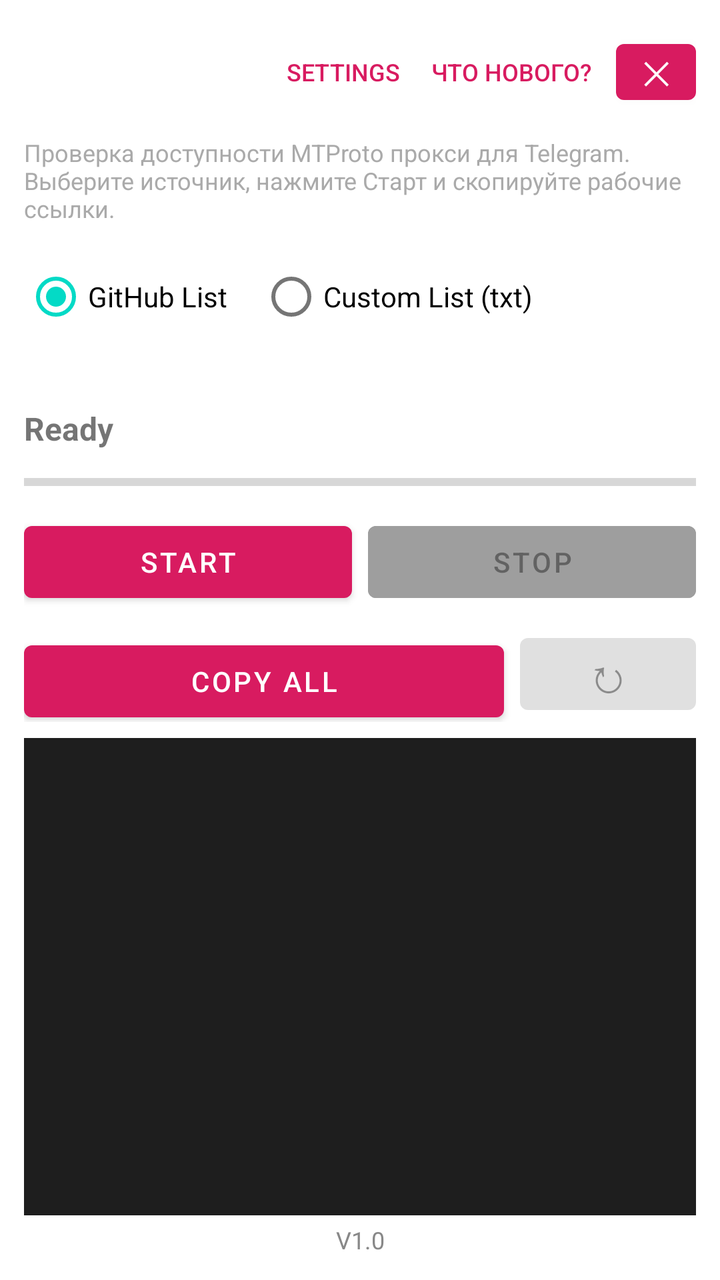
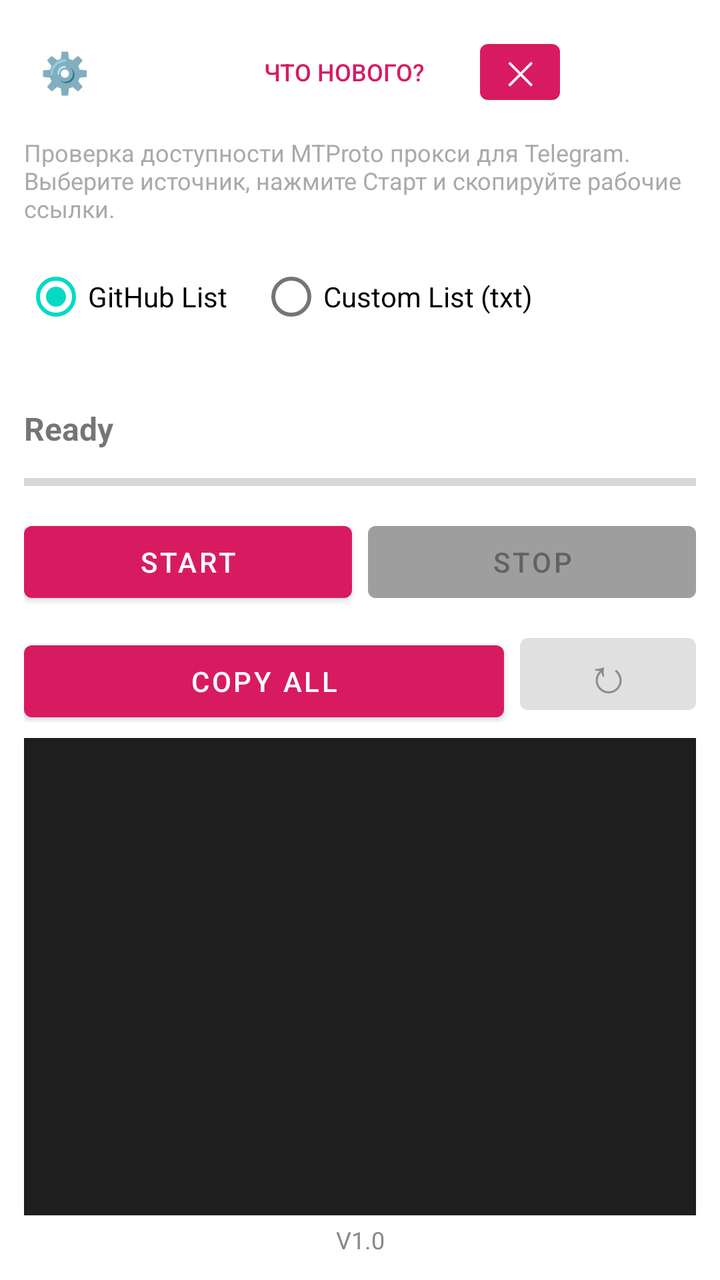

Before-and-after screenshots of an Android layout around one commit, followed by the original layout XML and the change that was made.
<!-- AndroidManifest.xml: application theme Theme.MtChecker -->
<!-- res/layout/activity_main.xml -->
<?xml version="1.0" encoding="utf-8"?>
<LinearLayout xmlns:android="http://schemas.android.com/apk/res/android"
    android:layout_width="match_parent"
    android:layout_height="match_parent"
    android:orientation="vertical"
    android:padding="12dp">

    
    <LinearLayout
        android:layout_width="match_parent"
        android:layout_height="wrap_content"
        android:orientation="horizontal"
        android:gravity="end|center_vertical"
        android:layout_marginBottom="8dp">

        <Button
            android:id="@+id/settingsButton"
            style="?android:attr/borderlessButtonStyle"
            android:layout_width="wrap_content"
            android:layout_height="wrap_content"
            android:text="@string/btn_settings"
            android:textColor="#D81B60"
            android:textSize="12sp"
            android:minWidth="0dp"
            android:paddingStart="8dp"
            android:paddingEnd="8dp"/>

        <Button
            android:id="@+id/whatsNewButton"
            style="?android:attr/borderlessButtonStyle"
            android:layout_width="wrap_content"
            android:layout_height="wrap_content"
            android:text="Что нового?"
            android:textColor="#D81B60"
            android:textSize="12sp"
            android:minWidth="0dp"
            android:paddingStart="8dp"
            android:paddingEnd="8dp"/>

        <Button
            android:id="@+id/updateButton"
            style="?android:attr/borderlessButtonStyle"
            android:layout_width="wrap_content"
            android:layout_height="wrap_content"
            android:text="Обновить"
            android:textColor="#4CAF50"
            android:textSize="12sp"
            android:minWidth="0dp"
            android:paddingStart="8dp"
            android:paddingEnd="8dp"
            android:visibility="gone" />

        <Button
            android:id="@+id/exitButton"
            android:layout_width="wrap_content"
            android:layout_height="40dp"
            android:text="✕"
            android:textSize="16sp"
            android:padding="0dp"
            android:minWidth="40dp"
            android:layout_marginStart="4dp"/>
    </LinearLayout>

    
    <TextView
        android:layout_width="match_parent"
        android:layout_height="wrap_content"
        android:text="Проверка доступности MTProto прокси для Telegram. Выберите источник, нажмите Старт и скопируйте рабочие ссылки."
        android:textSize="12sp"
        android:textColor="#AAAAAA"
        android:layout_marginBottom="12dp"/>

    
    <RadioGroup
        android:id="@+id/sourceGroup"
        android:layout_width="match_parent"
        android:layout_height="wrap_content"
        android:orientation="horizontal"
        android:layout_marginBottom="8dp">
        <RadioButton
            android:id="@+id/radioGithub"
            android:layout_width="wrap_content"
            android:layout_height="wrap_content"
            android:text="@string/source_github"
            android:checked="true"
            android:layout_marginEnd="16dp"/>
        <RadioButton
            android:id="@+id/radioCustom"
            android:layout_width="wrap_content"
            android:layout_height="wrap_content"
            android:text="@string/source_custom"/>
    </RadioGroup>

    
    <TextView
        android:id="@+id/networkText"
        android:layout_width="match_parent"
        android:layout_height="wrap_content"
        android:textSize="14sp"
        android:textColor="#666666"
        android:layout_marginBottom="4dp"/>

    
    <LinearLayout
        android:layout_width="match_parent"
        android:layout_height="wrap_content"
        android:orientation="horizontal"
        android:layout_marginBottom="8dp"
        android:gravity="center_vertical">
        
        <TextView
            android:id="@+id/statusText"
            android:layout_width="0dp"
            android:layout_height="wrap_content"
            android:layout_weight="1"
            android:text="@string/status_ready"
            android:textSize="16sp"
            android:textStyle="bold"/>
            
        <Chronometer
            android:id="@+id/chronometer"
            android:layout_width="wrap_content"
            android:layout_height="wrap_content"
            android:textSize="16sp"
            android:visibility="gone"/>
    </LinearLayout>

    
    <ProgressBar
        android:id="@+id/progressBar"
        style="?android:attr/progressBarStyleHorizontal"
        android:layout_width="match_parent"
        android:layout_height="wrap_content"
        android:max="100"
        android:progress="0"
        android:layout_marginBottom="8dp"/>

    
    <LinearLayout
        android:layout_width="match_parent"
        android:layout_height="wrap_content"
        android:orientation="horizontal"
        android:layout_marginBottom="8dp">
        <Button
            android:id="@+id/startButton"
            android:layout_width="0dp"
            android:layout_height="wrap_content"
            android:layout_weight="1"
            android:text="@string/btn_start"
            android:layout_marginEnd="4dp"/>
        <Button
            android:id="@+id/stopButton"
            android:layout_width="0dp"
            android:layout_height="wrap_content"
            android:layout_weight="1"
            android:text="@string/btn_stop"
            android:enabled="false"
            android:backgroundTint="#9E9E9E"
            android:layout_marginStart="4dp"/>
    </LinearLayout>

    
    <LinearLayout
        android:layout_width="match_parent"
        android:layout_height="wrap_content"
        android:orientation="horizontal"
        android:layout_marginBottom="8dp">
        <Button
            android:id="@+id/copyAllButton"
            android:layout_width="0dp"
            android:layout_height="wrap_content"
            android:layout_weight="1"
            android:text="@string/btn_copy_all"
            android:layout_marginEnd="4dp"/>
        <Button
            android:id="@+id/recheckButton"
            android:layout_width="wrap_content"
            android:layout_height="wrap_content"
            android:text="↻" 
            android:textSize="24sp"
            android:paddingTop="0dp"
            android:paddingBottom="0dp"
            android:enabled="false"
            android:layout_marginStart="4dp"/>
    </LinearLayout>

    
    <androidx.recyclerview.widget.RecyclerView
        android:id="@+id/recyclerView"
        android:layout_width="match_parent"
        android:layout_height="0dp"
        android:layout_weight="1"
        android:background="#1E1E1E"/>

    
    <TextView
        android:id="@+id/versionText"
        android:layout_width="match_parent"
        android:layout_height="wrap_content"
        android:text="V1.0"
        android:textSize="12sp"
        android:textColor="#888888"
        android:gravity="center"
        android:layout_marginTop="4dp"/>

</LinearLayout>
<!-- resources referenced by this layout -->
<resources>
  <string name="btn_copy_all">Copy All</string>
  <string name="btn_settings">Settings</string>
  <string name="btn_start">Start</string>
  <string name="btn_stop">Stop</string>
  <string name="source_custom">Custom List (txt)</string>
  <string name="source_github">GitHub List</string>
  <string name="status_ready">Ready</string>
  <style name="Theme.MtChecker" parent="Theme.MaterialComponents.DayNight.NoActionBar">
          
          <item name="colorPrimary">#D81B60</item> 
          <item name="colorPrimaryVariant">#880E4F</item>
          <item name="colorOnPrimary">#FFFFFF</item>
      </style>
</resources>

<!-- the commit's change to res/layout/activity_main.xml (unified diff, before → after) -->
@@ -10,55 +10,82 @@
         android:layout_width="match_parent"
         android:layout_height="wrap_content"
         android:orientation="horizontal"
-        android:gravity="end|center_vertical"
-        android:layout_marginBottom="8dp">
-
-        <Button
-            android:id="@+id/settingsButton"
-            style="?android:attr/borderlessButtonStyle"
-            android:layout_width="wrap_content"
-            android:layout_height="wrap_content"
-            android:text="@string/btn_settings"
-            android:textColor="#D81B60"
-            android:textSize="12sp"
-            android:minWidth="0dp"
-            android:paddingStart="8dp"
-            android:paddingEnd="8dp"/>
-
-        <Button
-            android:id="@+id/whatsNewButton"
-            style="?android:attr/borderlessButtonStyle"
-            android:layout_width="wrap_content"
-            android:layout_height="wrap_content"
-            android:text="Что нового?"
-            android:textColor="#D81B60"
-            android:textSize="12sp"
-            android:minWidth="0dp"
-            android:paddingStart="8dp"
-            android:paddingEnd="8dp"/>
-
-        <Button
-            android:id="@+id/updateButton"
-            style="?android:attr/borderlessButtonStyle"
-            android:layout_width="wrap_content"
-            android:layout_height="wrap_content"
-            android:text="Обновить"
-            android:textColor="#4CAF50"
-            android:textSize="12sp"
-            android:minWidth="0dp"
-            android:paddingStart="8dp"
-            android:paddingEnd="8dp"
-            android:visibility="gone" />
-
-        <Button
-            android:id="@+id/exitButton"
-            android:layout_width="wrap_content"
-            android:layout_height="40dp"
-            android:text="✕"
-            android:textSize="16sp"
-            android:padding="0dp"
-            android:minWidth="40dp"
-            android:layout_marginStart="4dp"/>
+        android:gravity="center_vertical"
+        android:layout_marginBottom="8dp">
+
+        
+        <FrameLayout
+            android:layout_width="0dp"
+            android:layout_height="wrap_content"
+            android:layout_weight="1"
+            android:gravity="start|center_vertical">
+            <Button
+                android:id="@+id/settingsButton"
+                style="?android:attr/borderlessButtonStyle"
+                android:layout_width="wrap_content"
+                android:layout_height="wrap_content"
+                android:text="⚙️"
+                android:textSize="20sp"
+                android:minWidth="0dp"
+                android:paddingStart="8dp"
+                android:paddingEnd="8dp"/>
+        </FrameLayout>
+
+        
+        <FrameLayout
+            android:layout_width="0dp"
+            android:layout_height="wrap_content"
+            android:layout_weight="1"
+            android:gravity="center">
+            <Button
+                android:id="@+id/whatsNewButton"
+                style="?android:attr/borderlessButtonStyle"
+                android:layout_width="wrap_content"
+                android:layout_height="wrap_content"
+                android:text="Что нового?"
+                android:textColor="#D81B60"
+                android:textSize="12sp"
+                android:minWidth="0dp"
+                android:paddingStart="8dp"
+                android:paddingEnd="8dp"/>
+        </FrameLayout>
+
+        
+        <FrameLayout
+            android:layout_width="0dp"
+            android:layout_height="wrap_content"
+            android:layout_weight="1"
+            android:gravity="end|center_vertical">
+            <LinearLayout
+                android:layout_width="wrap_content"
+                android:layout_height="wrap_content"
+                android:orientation="horizontal"
+                android:gravity="center_vertical">
+                
+                <Button
+                    android:id="@+id/updateButton"
+                    style="?android:attr/borderlessButtonStyle"
+                    android:layout_width="wrap_content"
+                    android:layout_height="wrap_content"
+                    android:text="Обновить"
+                    android:textColor="#4CAF50"
+                    android:textSize="12sp"
+                    android:minWidth="0dp"
+                    android:paddingStart="8dp"
+                    android:paddingEnd="8dp"
+                    android:visibility="gone" />
+                    
+                <Button
+                    android:id="@+id/exitButton"
+                    android:layout_width="wrap_content"
+                    android:layout_height="40dp"
+                    android:text="✕"
+                    android:textSize="16sp"
+                    android:padding="0dp"
+                    android:minWidth="40dp"
+                    android:layout_marginStart="4dp"/>
+            </LinearLayout>
+        </FrameLayout>
     </LinearLayout>
 
     
<!-- resource entries referenced after the edit -->
@@ -1,7 +1,6 @@
 <!-- resources referenced by this layout -->
 <resources>
   <string name="btn_copy_all">Copy All</string>
-  <string name="btn_settings">Settings</string>
   <string name="btn_start">Start</string>
   <string name="btn_stop">Stop</string>
   <string name="source_custom">Custom List (txt)</string>
